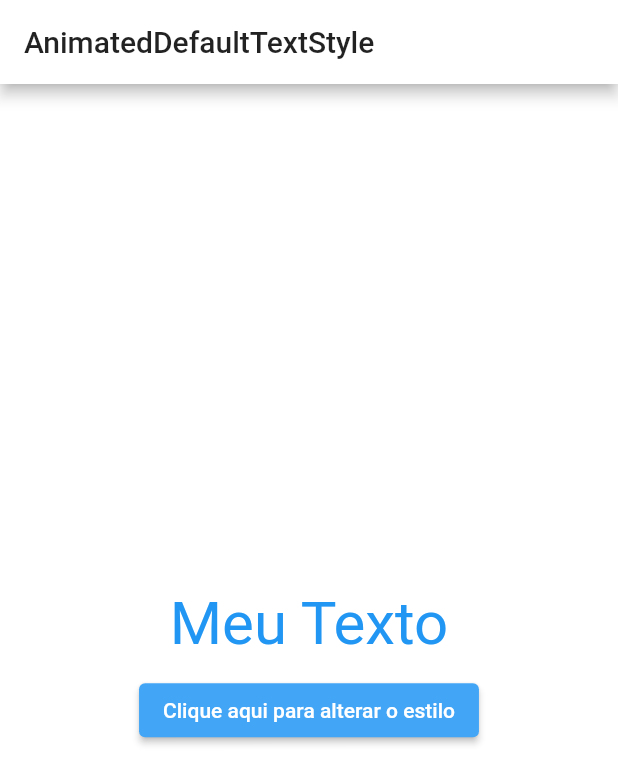
After one commit to charleslana/flutter_snippets, a Flutter app: the SnippetAnimatedDefaultTextStyle screen opened directly, after a tap on "Clique aqui para alterar o estilo", on a phone screen of 412 x 824 dp. The commit adds this screen. Shown: the top 784 px of the screen. Run offline on Flutter 3.47's test engine with Material 2 defaults, Android fonts, the phone set to English and light mode, and no system bars; our stand-ins replace shared_preferences; accounts and stored records are empty; generated files the repository leaves out were written again.

Commit message:
feat(snippets): update

```diff
--- a/lib/src/constants/app_constants.dart
+++ b/lib/src/constants/app_constants.dart
@@ -77,4 +77,6 @@ class AppConstants {
   static final txtSnippetWidgetAnimatedContainer = 'widget_animated_container';
   static final txtSnippetWidgetAnimatedCrossFade = 'widget_animated_cross_fade';
   static final txtSnippetWidgetAnimatedOpacity = 'widget_animated_opacity';
+  static final txtSnippetWidgetAnimatedDefaultTextStyle =
+      'widget_animated_default_text_style';
 }
--- a/lib/src/l10n/app_en.arb
+++ b/lib/src/l10n/app_en.arb
@@ -119,5 +119,6 @@
     "menuAnimationAnimatedContainer": "AnimatedContainer",
     "menuAnimationAnimatedCrossFade": "AnimatedCrossFade",
     "menuAnimationAnimatedOpacity": "AnimatedOpacity",
+    "menuAnimationAnimatedDefaultTextStyle": "AnimatedDefaultTextStyle",
     "tipRotatedBox": "The RotatedBox widget is used to rotate its child by a integral number of quarter turns. It is used to orient it’s child widgets into either horizontal or vertical orientation. Furthermore, it is very lightweight and can be used for designing various UI as it gives flexibility to the user over the Design of the app."
 }
--- a/lib/src/l10n/app_es.arb
+++ b/lib/src/l10n/app_es.arb
@@ -101,5 +101,6 @@
     "menuAnimationAnimatedContainer": "AnimatedContainer",
     "menuAnimationAnimatedCrossFade": "AnimatedCrossFade",
     "menuAnimationAnimatedOpacity": "AnimatedOpacity",
+    "menuAnimationAnimatedDefaultTextStyle": "AnimatedDefaultTextStyle",
     "tipRotatedBox": "El widget RotatedBox se utiliza para rotar a su hijo en un número entero de cuartos de vuelta. Se utiliza para orientar los widgets secundarios en orientación horizontal o vertical. Además, es muy liviano y se puede usar para diseñar varias UI, ya que brinda flexibilidad al usuario sobre el diseño de la aplicación."
 }
--- a/lib/src/l10n/app_pt.arb
+++ b/lib/src/l10n/app_pt.arb
@@ -101,5 +101,6 @@
     "menuAnimationAnimatedContainer": "AnimatedContainer",
     "menuAnimationAnimatedCrossFade": "AnimatedCrossFade",
     "menuAnimationAnimatedOpacity": "AnimatedOpacity",
+    "menuAnimationAnimatedDefaultTextStyle": "AnimatedDefaultTextStyle",
     "tipRotatedBox": "O widget RotatedBox é usado para girar seu filho por um número inteiro de quartos de volta. Ele é usado para orientar seus widgets filhos na orientação horizontal ou vertical. Além disso, é muito leve e pode ser usado para projetar várias interfaces do usuário, pois dá flexibilidade ao usuário em relação ao design do aplicativo."
 }
--- /dev/null
+++ b/lib/src/snippets/snippet_animated_default_text_style.dart
@@ -0,0 +1,59 @@
+import 'package:flutter/material.dart';
+
+class SnippetAnimatedDefaultTextStyle extends StatefulWidget {
+  const SnippetAnimatedDefaultTextStyle({Key? key}) : super(key: key);
+
+  @override
+  _SnippetAnimatedDefaultTextStyleState createState() =>
+      _SnippetAnimatedDefaultTextStyleState();
+}
+
+class _SnippetAnimatedDefaultTextStyleState
+    extends State<SnippetAnimatedDefaultTextStyle> {
+  MaterialColor _color = Colors.green;
+  double _fontSize = 20.0;
+
+  void _animatedTextStyle() {
+    setState(() {
+      if (_fontSize == 20.0) {
+        _color = Colors.blue;
+        _fontSize = 40.0;
+      } else {
+        _color = Colors.green;
+        _fontSize = 20.0;
+      }
+    });
+  }
+
+  @override
+  Widget build(BuildContext context) {
+    return Scaffold(
+      appBar: AppBar(
+        title: Text('AnimatedDefaultTextStyle'),
+        automaticallyImplyLeading: false,
+      ),
+      body: Center(
+        child: Column(
+          mainAxisAlignment: MainAxisAlignment.center,
+          children: [
+            AnimatedDefaultTextStyle(
+              duration: Duration(seconds: 1),
+              style: TextStyle(
+                color: _color,
+                fontSize: _fontSize,
+              ),
+              child: Padding(
+                padding: EdgeInsets.all(10),
+                child: Text('Meu Texto'),
+              ),
+            ),
+            ElevatedButton(
+              child: Text('Clique aqui para alterar o estilo'),
+              onPressed: () => _animatedTextStyle(),
+            ),
+          ],
+        ),
+      ),
+    );
+  }
+}
```
Also changed, not shown: assets/snippets/widget_animated_default_text_style.txt (added, +74 -0 lines), lib/src/pages/snippet_animations.dart (+16 -0 lines).
